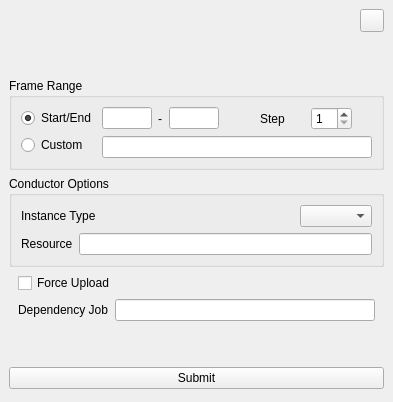
Above: conductor/resources/submitter.ui from AtomicConductor/conductor_client before the change. Below: the same form after it.
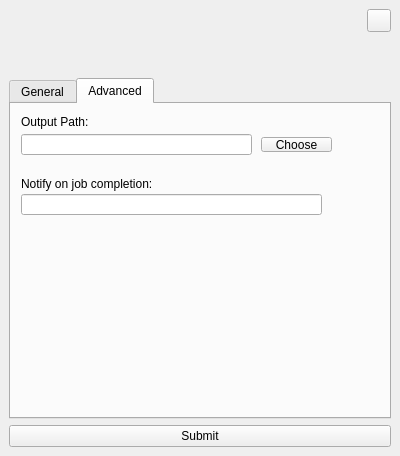
That is the form after the change. The open tabs and pages were chosen to show the change. Icons and pictures are not drawn.

Commit message: first pass at maya submitter with preferences and a few other things

What changed in the file:
```diff
--- a/conductor/resources/submitter.ui
+++ b/conductor/resources/submitter.ui
@@ -6,8 +6,8 @@
    <rect>
     <x>0</x>
     <y>0</y>
-    <width>393</width>
-    <height>402</height>
+    <width>400</width>
+    <height>456</height>
    </rect>
   </property>
   <property name="windowTitle">
@@ -126,6 +126,43 @@
      </widget>
     </item>
     <item>
+     <widget class="QTabWidget" name="tabWidget">
+      <property name="cursor">
+       <cursorShape>ArrowCursor</cursorShape>
+      </property>
+      <property name="tabPosition">
+       <enum>QTabWidget::North</enum>
+      </property>
+      <property name="tabShape">
+       <enum>QTabWidget::Rounded</enum>
+      </property>
+      <property name="currentIndex">
+       <number>0</number>
+      </property>
+      <property name="iconSize">
+       <size>
+        <width>16</width>
+        <height>16</height>
+       </size>
+      </property>
+      <property name="elideMode">
+       <enum>Qt::ElideLeft</enum>
+      </property>
+      <property name="documentMode">
+       <bool>false</bool>
+      </property>
+      <property name="movable">
+       <bool>false</bool>
+      </property>
+      <widget class="QWidget" name="general_tab">
+       <attribute name="title">
+        <string>General</string>
+       </attribute>
+       <layout class="QVBoxLayout" name="verticalLayout_2">
+        <property name="margin">
+         <number>0</number>
+        </property>
+        <item>
      <widget class="QGroupBox" name="ui_framerange_grpbx">
       <property name="title">
        <string>Frame Range</string>
@@ -482,6 +519,112 @@
       </layout>
      </widget>
     </item>
+       </layout>
+       <zorder>ui_advanced_wgt</zorder>
+       <zorder>ui_framerange_grpbx</zorder>
+       <zorder>ui_framerange_grpbx_2</zorder>
+       <zorder>ui_extended_container_wgt</zorder>
+      </widget>
+      <widget class="QWidget" name="ui_advanced_tab">
+       <attribute name="title">
+        <string>Advanced</string>
+       </attribute>
+       <widget class="QLabel" name="label_7">
+        <property name="geometry">
+         <rect>
+          <x>10</x>
+          <y>70</y>
+          <width>151</width>
+          <height>20</height>
+         </rect>
+        </property>
+        <property name="text">
+         <string>Notify on job completion:</string>
+        </property>
+       </widget>
+       <widget class="QLineEdit" name="ui_notify_lnedt">
+        <property name="geometry">
+         <rect>
+          <x>10</x>
+          <y>90</y>
+          <width>301</width>
+          <height>21</height>
+         </rect>
+        </property>
+        <property name="sizePolicy">
+         <sizepolicy hsizetype="Preferred" vsizetype="Fixed">
+          <horstretch>0</horstretch>
+          <verstretch>0</verstretch>
+         </sizepolicy>
+        </property>
+       </widget>
+       <widget class="QWidget" name="widget" native="true">
+        <property name="geometry">
+         <rect>
+          <x>10</x>
+          <y>10</y>
+          <width>361</width>
+          <height>61</height>
+         </rect>
+        </property>
+        <widget class="QLabel" name="label_5">
+         <property name="geometry">
+          <rect>
+           <x>0</x>
+           <y>0</y>
+           <width>91</width>
+           <height>16</height>
+          </rect>
+         </property>
+         <property name="text">
+          <string>Output Path:</string>
+         </property>
+        </widget>
+        <widget class="QLineEdit" name="ui_output_path_lnedt">
+         <property name="enabled">
+          <bool>true</bool>
+         </property>
+         <property name="geometry">
+          <rect>
+           <x>0</x>
+           <y>20</y>
+           <width>231</width>
+           <height>21</height>
+          </rect>
+         </property>
+         <property name="sizePolicy">
+          <sizepolicy hsizetype="Preferred" vsizetype="Fixed">
+           <horstretch>0</horstretch>
+           <verstretch>0</verstretch>
+          </sizepolicy>
+         </property>
+         <property name="readOnly">
+          <bool>true</bool>
+         </property>
+        </widget>
+        <widget class="QPushButton" name="ui_choose_path_btn">
+         <property name="geometry">
+          <rect>
+           <x>240</x>
+           <y>23</y>
+           <width>71</width>
+           <height>15</height>
+          </rect>
+         </property>
+         <property name="sizePolicy">
+          <sizepolicy hsizetype="Minimum" vsizetype="Fixed">
+           <horstretch>0</horstretch>
+           <verstretch>0</verstretch>
+          </sizepolicy>
+         </property>
+         <property name="text">
+          <string>Choose</string>
+         </property>
+        </widget>
+       </widget>
+      </widget>
+     </widget>
+    </item>
     <item>
      <widget class="QWidget" name="widget_6" native="true">
       <layout class="QHBoxLayout" name="horizontalLayout_5">
```
Left out of the diff: 5 changed lines with no effect on the pictures. Lines whose indentation alone changed are shown as unchanged. The commit also changes 4 other files.
